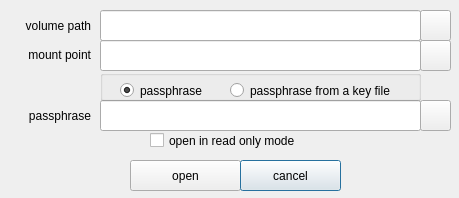
The window that password.ui (mhogomchungu/zuluCrypt) describes before a commit, drawn with Qt 5.
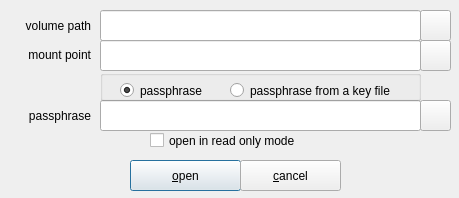
The same window after the commit.

What changed in the file:
```diff
--- a/password.ui
+++ b/password.ui
@@ -38,7 +38,10 @@
     </rect>
    </property>
    <property name="text">
-    <string>open</string>
+    <string>&amp;open</string>
+   </property>
+   <property name="autoDefault">
+    <bool>false</bool>
    </property>
    <property name="default">
     <bool>true</bool>
@@ -54,10 +57,13 @@
     </rect>
    </property>
    <property name="text">
-    <string>cancel</string>
+    <string>&amp;cancel</string>
+   </property>
+   <property name="autoDefault">
+    <bool>false</bool>
    </property>
    <property name="default">
-    <bool>true</bool>
+    <bool>false</bool>
    </property>
   </widget>
   <widget class="QCheckBox" name="checkBoxReadOnly">
```
Left out of the diff: 9 changed lines with no effect on the pictures.
